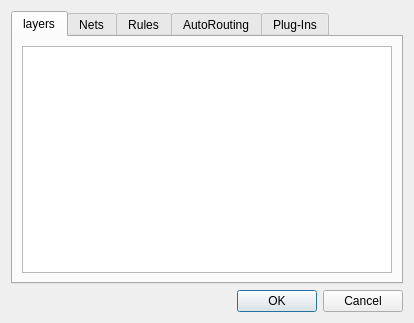
First picture: the form in forms/preferences.ui, repository udif/qautorouter-svn, before the edit.
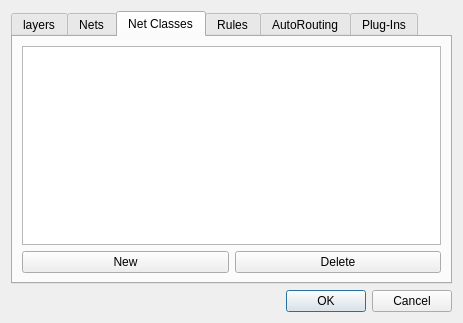
Second picture: the form after the edit. The open tabs and pages were chosen to show the change.

Commit message: Begin implementing nets and net classes preferences UI.

```diff
--- a/forms/preferences.ui
+++ b/forms/preferences.ui
@@ -6,7 +6,7 @@
    <rect>
     <x>0</x>
     <y>0</y>
-    <width>414</width>
+    <width>463</width>
     <height>323</height>
    </rect>
   </property>
@@ -59,6 +59,30 @@
        </item>
       </layout>
      </widget>
+     <widget class="QWidget" name="tab_6">
+      <attribute name="title">
+       <string>Net Classes</string>
+      </attribute>
+      <layout class="QGridLayout" name="gridLayout_6">
+       <item row="0" column="0" colspan="2">
+        <widget class="QTableWidget" name="netClassesTable"/>
+       </item>
+       <item row="1" column="0">
+        <widget class="QPushButton" name="newNetClassButton">
+         <property name="text">
+          <string>New</string>
+         </property>
+        </widget>
+       </item>
+       <item row="1" column="1">
+        <widget class="QPushButton" name="deleteNetClassButton">
+         <property name="text">
+          <string>Delete</string>
+         </property>
+        </widget>
+       </item>
+      </layout>
+     </widget>
      <widget class="QWidget" name="tab_3">
       <attribute name="title">
        <string>Rules</string>
```
Left out of the diff: 21 changed lines with no effect on the pictures. The commit also changes 2 other files.
